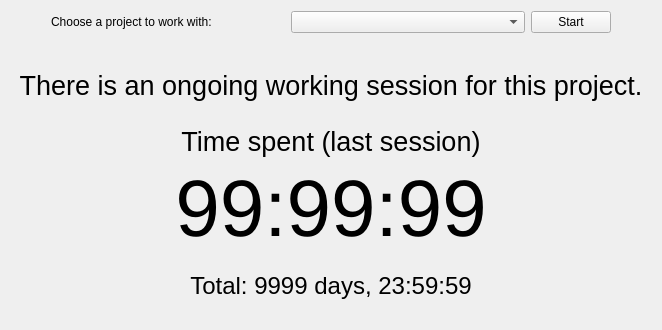
First picture: the form in widgets/ui/widget_sessions_tab.ui, repository Pazitos10/time-tracker, before the edit.
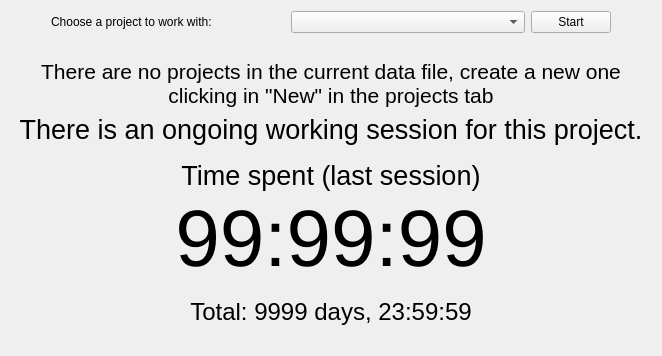
Second picture: the form after the edit.

Commit message: added create/open data file features

Diff of the .ui file:
```diff
--- a/widgets/ui/widget_sessions_tab.ui
+++ b/widgets/ui/widget_sessions_tab.ui
@@ -7,7 +7,7 @@
     <x>0</x>
     <y>0</y>
     <width>662</width>
-    <height>330</height>
+    <height>356</height>
    </rect>
   </property>
   <property name="sizePolicy">
@@ -108,6 +108,24 @@
      </property>
     </spacer>
    </item>
+   <item>
+    <widget class="QLabel" name="label_empty_data_file">
+     <property name="font">
+      <font>
+       <pointsize>16</pointsize>
+      </font>
+     </property>
+     <property name="text">
+      <string>There are no projects in the current data file, create a new one clicking in &quot;New&quot; in the projects tab</string>
+     </property>
+     <property name="alignment">
+      <set>Qt::AlignCenter</set>
+     </property>
+     <property name="wordWrap">
+      <bool>true</bool>
+     </property>
+    </widget>
+   </item>
    <item>
     <widget class="QLabel" name="label_ongoing">
      <property name="font">
```
The commit also changes 19 other files.
